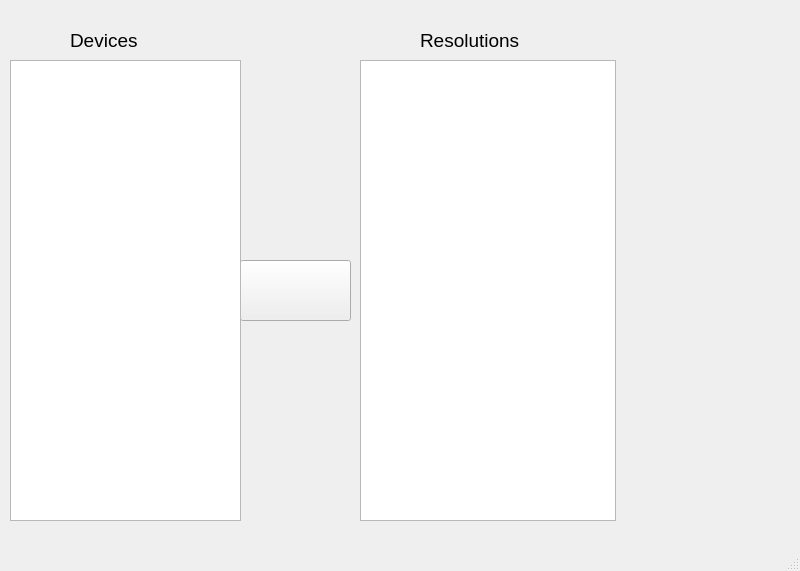
First picture: the form in MainWindow.ui, repository hwp9527/1302_focus, before the edit.
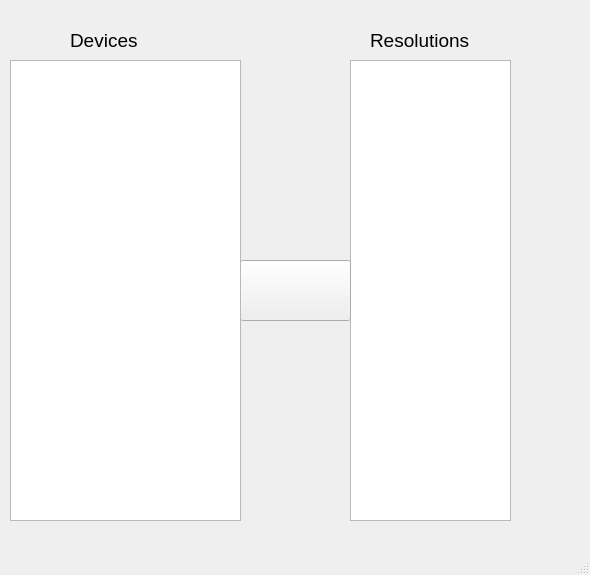
Second picture: the form after the edit. Icons and pictures are not drawn.

What changed in the file:
```diff
--- a/MainWindow.ui
+++ b/MainWindow.ui
@@ -6,8 +6,8 @@
    <rect>
     <x>0</x>
     <y>0</y>
-    <width>800</width>
-    <height>571</height>
+    <width>590</width>
+    <height>575</height>
    </rect>
   </property>
   <property name="windowTitle">
@@ -19,7 +19,7 @@
      <rect>
       <x>70</x>
       <y>20</y>
-      <width>171</width>
+      <width>131</width>
       <height>41</height>
      </rect>
     </property>
@@ -38,9 +38,9 @@
    <widget class="QListView" name="listView_resInfo">
     <property name="geometry">
      <rect>
-      <x>360</x>
+      <x>350</x>
       <y>60</y>
-      <width>256</width>
+      <width>161</width>
       <height>461</height>
      </rect>
     </property>
@@ -80,9 +80,9 @@
    <widget class="QLabel" name="label_Resolutions">
     <property name="geometry">
      <rect>
-      <x>420</x>
+      <x>370</x>
       <y>20</y>
-      <width>191</width>
+      <width>131</width>
       <height>41</height>
      </rect>
     </property>
```
Left out of the diff: 2 changed lines with no effect on the pictures.
